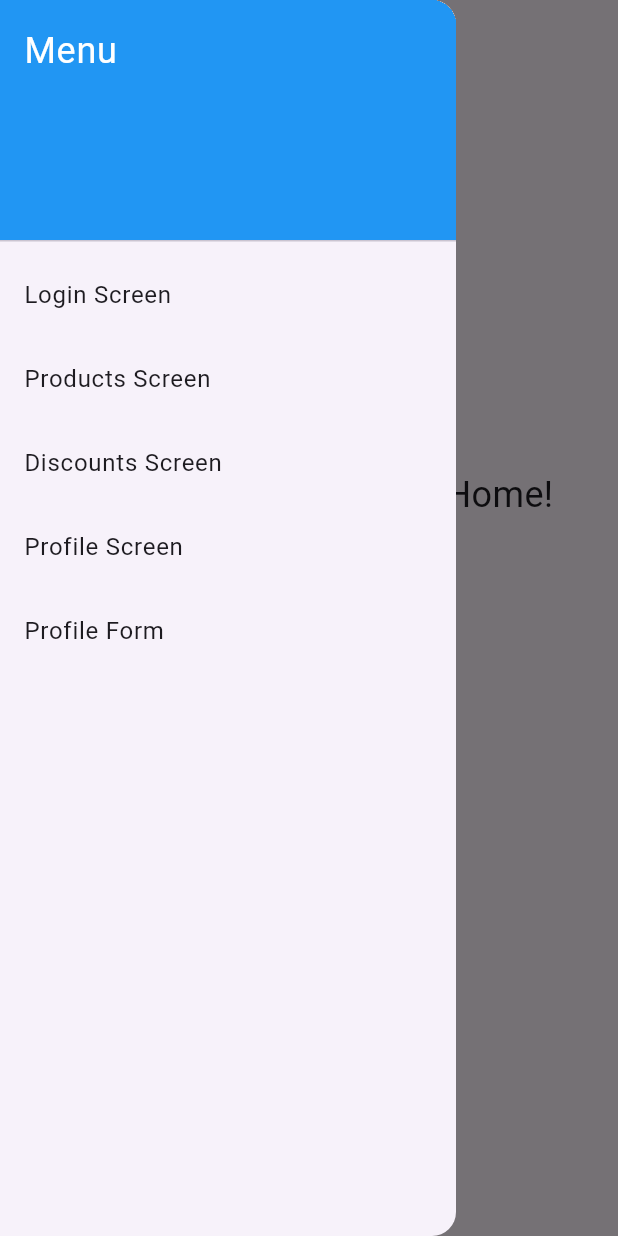
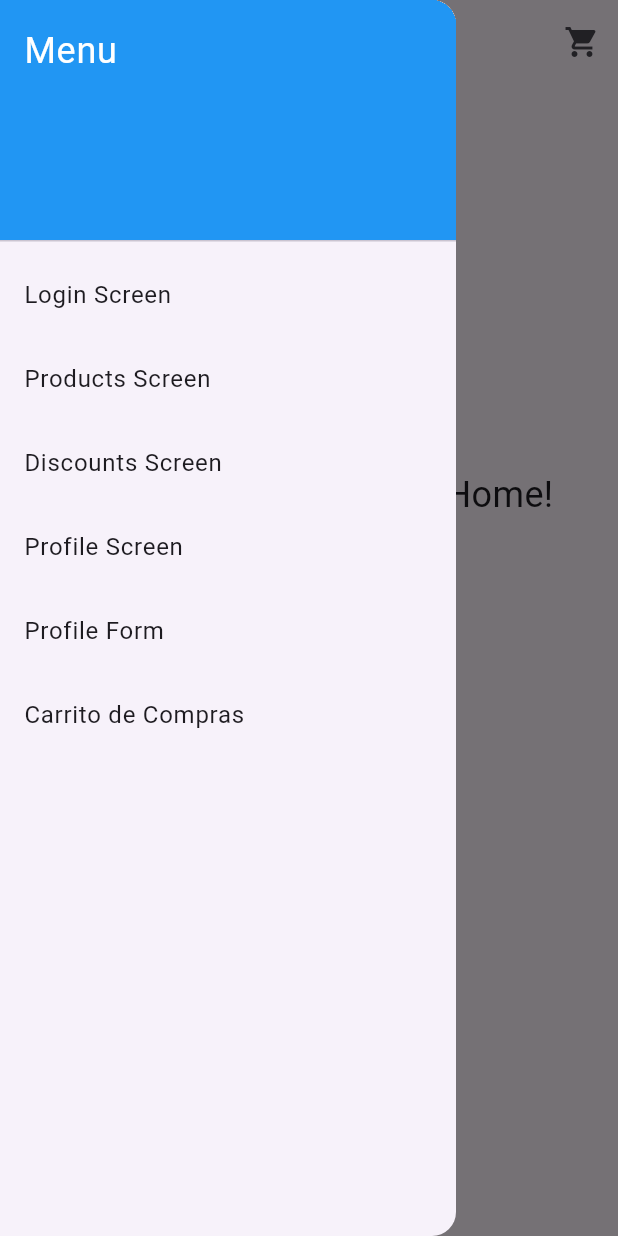
Before and after one commit to naranjaFanta/tp3_appnike, a Flutter app: the screen it shows after launch, with the side drawer open, on a phone screen of 412 x 824 dp. Run offline on Flutter 3.47's test engine with Material 3 defaults, Android fonts, the light colour scheme and no system bars; our stand-ins replace cloud_firestore, firebase_auth, firebase_core, flutter_riverpod, go_router; accounts and stored records are empty.

Commit message:
creacion del carrito de compras, provider carr_provider, ya se puede acceder al carrito de compras desde home y eliminar de a uno los productos del carrito

```diff
--- a/lib/core/app_router.dart
+++ b/lib/core/app_router.dart
@@ -1,3 +1,4 @@
+import 'package:appnike/presentation/screens/cart/cart_screen.dart';
 import 'package:appnike/presentation/screens/discounts/discount_detail.dart';
 import 'package:appnike/presentation/screens/discounts/discounts_screen.dart';
 import 'package:appnike/presentation/screens/home/home_screen.dart';
@@ -56,5 +57,10 @@ final appRouter = GoRouter(
         path: '/profile/new',
         name: ProfileForm.name,
         builder: (context, state) => const ProfileForm()),
+    GoRoute(
+      path: '/cart',
+       name: CartScreen.name, // Añadir nombre de la ruta
+      builder: (context, state) => const CartScreen(),
+    ),
   ],
 );
--- a/lib/main.dart
+++ b/lib/main.dart
@@ -1,8 +1,11 @@
 import 'package:appnike/core/app_router.dart';
 import 'package:appnike/firebase_options.dart';
+import 'package:appnike/presentation/providers/cart_provider.dart';
 import 'package:flutter/material.dart';
 import 'package:flutter_riverpod/flutter_riverpod.dart';
 import 'package:firebase_core/firebase_core.dart';
+import 'package:provider/provider.dart' as provider; // Alias para provider
+
 
 void main() async {
   WidgetsFlutterBinding.ensureInitialized();
@@ -12,9 +15,9 @@ void main() async {
     await Firebase.initializeApp(
       options: DefaultFirebaseOptions.currentPlatform,
     );
-    print('Firebase conectado exitosamente'); // Mensaje de éxito en la consola
+    print('Firebase conectado exitosamente');
   } catch (e) {
-    print('Error conectando a Firebase: $e'); // Mensaje de error en la consola
+    print('Error conectando a Firebase: $e');
   }
 
   runApp(
@@ -27,8 +30,13 @@ class MainApp extends StatelessWidget {
 
   @override
   Widget build(BuildContext context) {
-    return MaterialApp.router(
-      routerConfig: appRouter,
+    return provider.MultiProvider(
+      providers: [
+        provider.ChangeNotifierProvider(create: (_) => CartProvider()), // Usar el alias 'provider'
+      ],
+      child: MaterialApp.router(
+        routerConfig: appRouter,
+      ),
     );
   }
 }
--- /dev/null
+++ b/lib/presentation/providers/cart_provider.dart
@@ -0,0 +1,19 @@
+import 'package:appnike/domain/products/product.dart';
+import 'package:flutter/material.dart';
+
+class CartProvider with ChangeNotifier {
+  final List<Product> _cartItems = [];
+
+  List<Product> get cartItems => _cartItems;
+
+  void addToCart(Product product) {
+    _cartItems.add(product);
+    notifyListeners();
+  }
+    void removeFromCart(Product product) {
+    _cartItems.remove(product);
+    notifyListeners();
+  }
+
+  bool get isEmpty => _cartItems.isEmpty;
+}
--- a/lib/presentation/screens/home/home_screen.dart
+++ b/lib/presentation/screens/home/home_screen.dart
@@ -1,5 +1,8 @@
 import 'package:appnike/core/app_router.dart';
+import 'package:appnike/presentation/providers/cart_provider.dart';
+import 'package:appnike/presentation/screens/cart/cart_screen.dart';
 import 'package:flutter/material.dart';
+import 'package:provider/provider.dart';
 
 class HomeScreen extends StatelessWidget {
   static const String name = 'home';
@@ -8,7 +11,19 @@ class HomeScreen extends StatelessWidget {
   @override
   Widget build(BuildContext context) {
     return Scaffold(
-      appBar: AppBar(title: const Text('Home Screen')),
+    appBar: AppBar(
+  title: const Text('Home Screen'),
+  actions: [
+    // Icono del carrito en el AppBar
+    IconButton(
+      icon: const Icon(Icons.shopping_cart),
+      onPressed: () {
+        // Navega a CartScreen
+        appRouter.pushNamed(CartScreen.name);
+      },
+    ),
+  ],
+),
       drawer: Drawer(
         child: ListView(
           padding: EdgeInsets.zero,
@@ -52,6 +67,13 @@ class HomeScreen extends StatelessWidget {
                 appRouter.push('/profile/new');
               },
             ),
+            ListTile(
+              title: const Text('Carrito de Compras'),
+              onTap: () {
+                appRouter
+                    .pushNamed(CartScreen.name); // Usa el nombre de la ruta
+              },
+            ),
           ],
         ),
       ),
--- a/pubspec.yaml
+++ b/pubspec.yaml
@@ -16,6 +16,7 @@ dependencies:
   go_router: ^14.2.8
   riverpod: ^2.5.1
   shared_preferences: ^2.3.2
+  provider: ^6.0.3 # Usa la última versión disponible si es diferente
 
 
 
```
Also changed, not shown: lib/presentation/screens/cart/cart_screen.dart (added, +36 -0 lines), lib/presentation/screens/products/product_detail.dart (+14 -9 lines), pubspec.lock.
